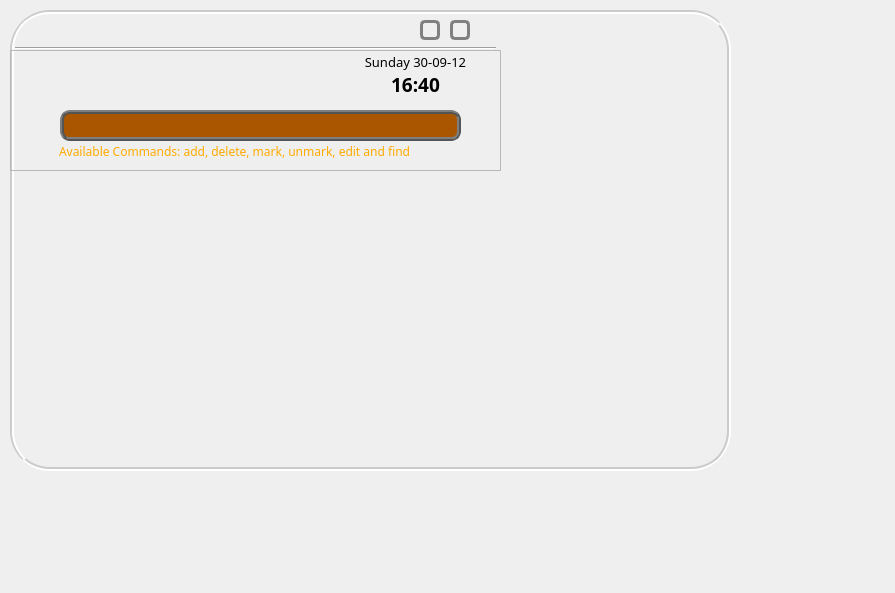
Above: SeamPLE/standardview.ui from Riandy/cs2103aug12-f09-1c before the change. Below: the same form after it.
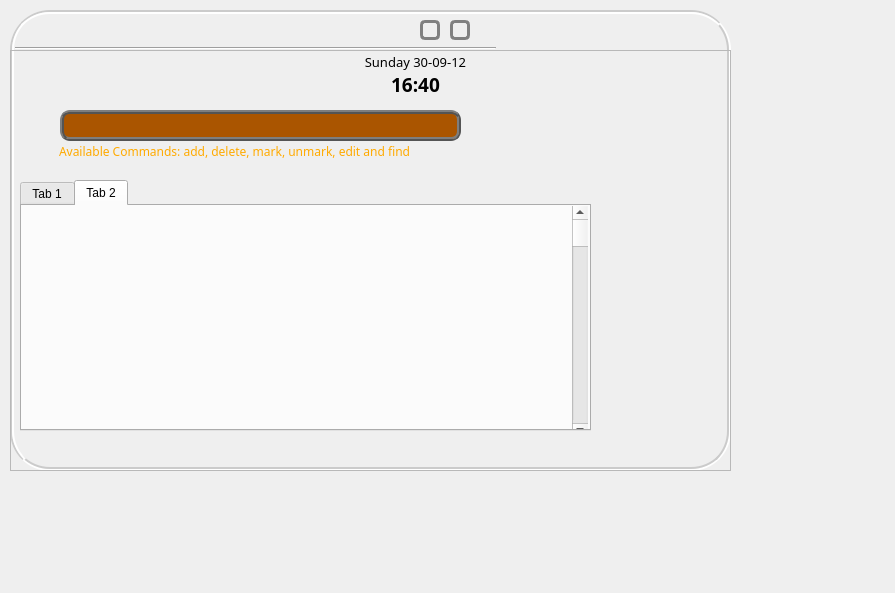
That is the form after the change. Icons and pictures are not drawn.

Commit message: Adding tabs to GUI elements

What changed in the file:
```diff
--- a/SeamPLE/standardview.ui
+++ b/SeamPLE/standardview.ui
@@ -148,8 +148,8 @@
      <rect>
       <x>0</x>
       <y>40</y>
-      <width>491</width>
-      <height>121</height>
+      <width>721</width>
+      <height>421</height>
      </rect>
     </property>
     <property name="frameShape">
@@ -254,6 +254,45 @@
 &lt;p style=&quot; margin-top:0px; margin-bottom:0px; margin-left:0px; margin-right:0px; -qt-block-indent:0; text-indent:0px;&quot;&gt;&lt;span style=&quot; color:#ffaa00;&quot;&gt;Available Commands: add, delete, mark, unmark, edit and find&lt;/span&gt;&lt;/p&gt;&lt;/body&gt;&lt;/html&gt;</string>
      </property>
     </widget>
+    <widget class="QTabWidget" name="tabWidget">
+     <property name="geometry">
+      <rect>
+       <x>10</x>
+       <y>130</y>
+       <width>571</width>
+       <height>251</height>
+      </rect>
+     </property>
+     <property name="currentIndex">
+      <number>1</number>
+     </property>
+     <property name="usesScrollButtons">
+      <bool>false</bool>
+     </property>
+     <widget class="QWidget" name="tab">
+      <attribute name="title">
+       <string>Tab 1</string>
+      </attribute>
+     </widget>
+     <widget class="QWidget" name="tab_2">
+      <attribute name="title">
+       <string>Tab 2</string>
+      </attribute>
+      <widget class="QScrollBar" name="verticalScrollBar">
+       <property name="geometry">
+        <rect>
+         <x>550</x>
+         <y>0</y>
+         <width>16</width>
+         <height>231</height>
+        </rect>
+       </property>
+       <property name="orientation">
+        <enum>Qt::Vertical</enum>
+       </property>
+      </widget>
+     </widget>
+    </widget>
    </widget>
    <widget class="QPushButton" name="pushButton_2">
     <property name="geometry">
```
The commit also changes 4 other files.
